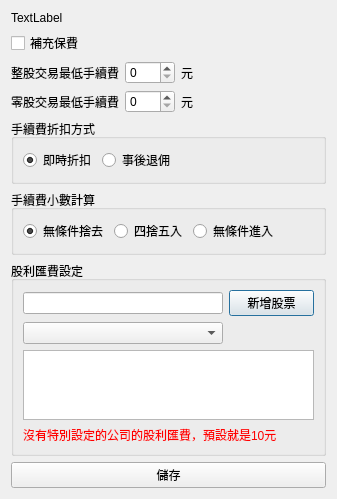
Old version of the form QtAccountSettingEditDialog.ui in the repository foxking0416/PythonStockPrice.
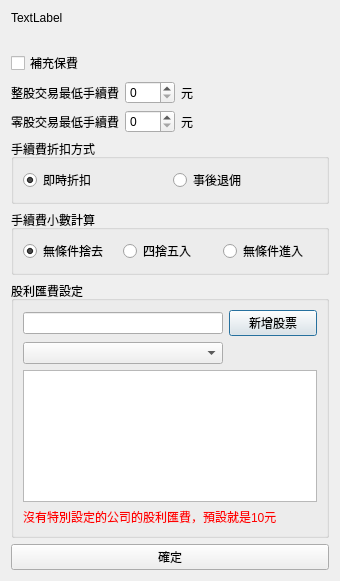
New version of the form.

Commit message: 調整UI

```diff
--- a/QtAccountSettingEditDialog.ui
+++ b/QtAccountSettingEditDialog.ui
@@ -6,19 +6,19 @@
    <rect>
     <x>0</x>
     <y>0</y>
-    <width>337</width>
-    <height>483</height>
+    <width>340</width>
+    <height>581</height>
    </rect>
   </property>
   <property name="minimumSize">
    <size>
-    <width>300</width>
+    <width>340</width>
     <height>0</height>
    </size>
   </property>
   <property name="maximumSize">
    <size>
-    <width>16777215</width>
+    <width>340</width>
     <height>16777215</height>
    </size>
   </property>
@@ -33,6 +33,13 @@
      </property>
     </widget>
    </item>
+   <item>
+    <layout class="QHBoxLayout" name="horizontalLayout_9">
+     <property name="bottomMargin">
+      <number>20</number>
+     </property>
+    </layout>
+   </item>
    <item>
     <layout class="QHBoxLayout" name="horizontalLayout_6">
      <item>
@@ -149,19 +156,6 @@
         </property>
        </widget>
       </item>
-      <item>
-       <spacer name="horizontalSpacer_5">
-        <property name="orientation">
-         <enum>Qt::Horizontal</enum>
-        </property>
-        <property name="sizeHint" stdset="0">
-         <size>
-          <width>40</width>
-          <height>20</height>
-         </size>
-        </property>
-       </spacer>
-      </item>
      </layout>
     </widget>
    </item>
@@ -195,19 +189,6 @@
         </property>
        </widget>
       </item>
-      <item>
-       <spacer name="horizontalSpacer_4">
-        <property name="orientation">
-         <enum>Qt::Horizontal</enum>
-        </property>
-        <property name="sizeHint" stdset="0">
-         <size>
-          <width>40</width>
-          <height>20</height>
-         </size>
-        </property>
-       </spacer>
-      </item>
      </layout>
     </widget>
    </item>
@@ -298,7 +279,7 @@
      <item>
       <widget class="QPushButton" name="qtOkPushButton">
        <property name="text">
-        <string>儲存</string>
+        <string>確定</string>
        </property>
       </widget>
      </item>
```
Left out of the diff: 2 changed lines with no effect on the pictures. The commit also changes 2 other files.
